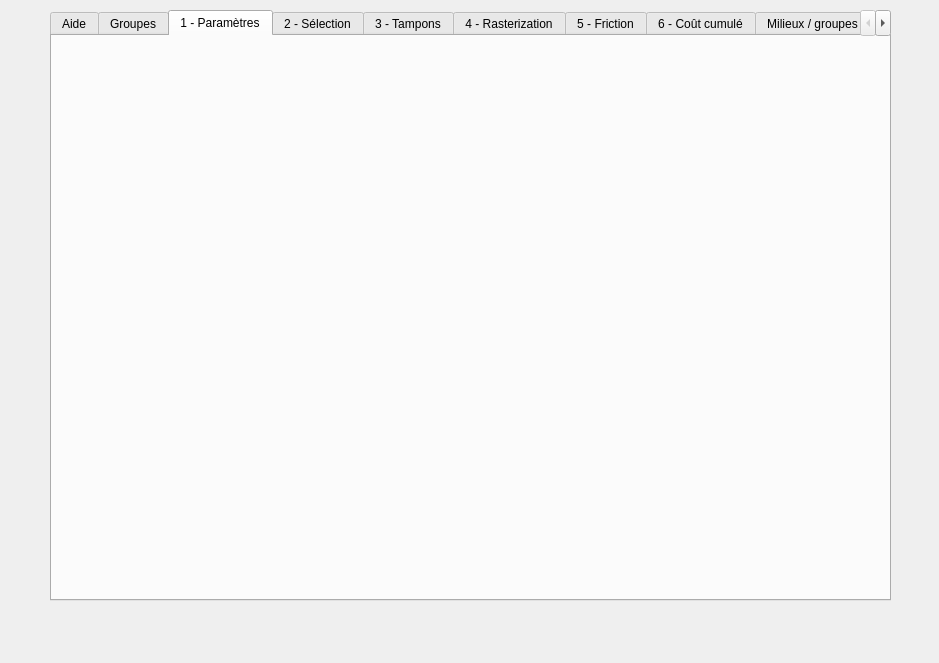
Before: the Qt Designer form eco_cont_dialog_base.ui in MathieuChailloux/BioDispersal, drawn with Qt 5.
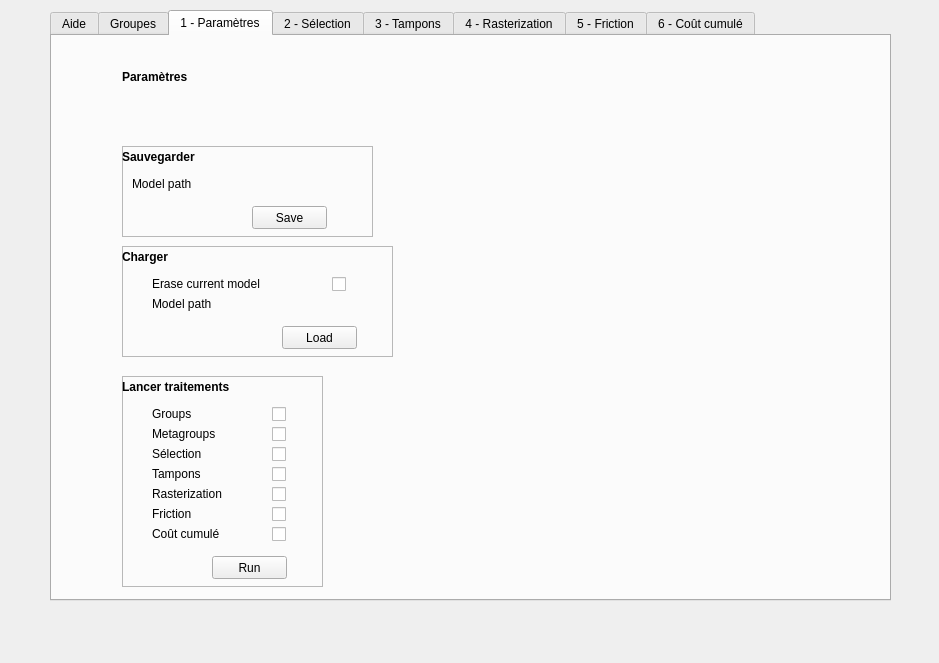
After: the same form once the commit is applied. The open tabs and pages were chosen to show the change. Custom widgets are drawn as their Qt base class.

Commit message: Implementing saveModel feature

```diff
--- a/eco_cont_dialog_base.ui
+++ b/eco_cont_dialog_base.ui
@@ -366,6 +366,423 @@
     <attribute name="title">
      <string>1 - Paramètres</string>
     </attribute>
+    <widget class="QLabel" name="paramlabel">
+     <property name="geometry">
+      <rect>
+       <x>70</x>
+       <y>30</y>
+       <width>81</width>
+       <height>21</height>
+      </rect>
+     </property>
+     <property name="font">
+      <font>
+       <weight>75</weight>
+       <bold>true</bold>
+      </font>
+     </property>
+     <property name="text">
+      <string>Paramètres</string>
+     </property>
+    </widget>
+    <widget class="QFrame" name="frame_7">
+     <property name="geometry">
+      <rect>
+       <x>70</x>
+       <y>210</y>
+       <width>271</width>
+       <height>111</height>
+      </rect>
+     </property>
+     <property name="frameShape">
+      <enum>QFrame::StyledPanel</enum>
+     </property>
+     <property name="frameShadow">
+      <enum>QFrame::Raised</enum>
+     </property>
+     <widget class="QLabel" name="paramlabel_3">
+      <property name="geometry">
+       <rect>
+        <x>0</x>
+        <y>0</y>
+        <width>81</width>
+        <height>21</height>
+       </rect>
+      </property>
+      <property name="font">
+       <font>
+        <weight>75</weight>
+        <bold>true</bold>
+       </font>
+      </property>
+      <property name="text">
+       <string>Charger</string>
+      </property>
+     </widget>
+     <widget class="QLabel" name="label_23">
+      <property name="geometry">
+       <rect>
+        <x>30</x>
+        <y>50</y>
+        <width>111</width>
+        <height>16</height>
+       </rect>
+      </property>
+      <property name="text">
+       <string>Model path</string>
+      </property>
+     </widget>
+     <widget class="QgsFileWidget" name="loadModelPath">
+      <property name="geometry">
+       <rect>
+        <x>90</x>
+        <y>50</y>
+        <width>141</width>
+        <height>27</height>
+       </rect>
+      </property>
+     </widget>
+     <widget class="QPushButton" name="loadModelButton">
+      <property name="geometry">
+       <rect>
+        <x>160</x>
+        <y>80</y>
+        <width>75</width>
+        <height>23</height>
+       </rect>
+      </property>
+      <property name="text">
+       <string>Load</string>
+      </property>
+     </widget>
+     <widget class="QCheckBox" name="checkBox">
+      <property name="geometry">
+       <rect>
+        <x>210</x>
+        <y>30</y>
+        <width>16</width>
+        <height>17</height>
+       </rect>
+      </property>
+      <property name="text">
+       <string/>
+      </property>
+     </widget>
+     <widget class="QLabel" name="label_22">
+      <property name="geometry">
+       <rect>
+        <x>30</x>
+        <y>30</y>
+        <width>111</width>
+        <height>16</height>
+       </rect>
+      </property>
+      <property name="text">
+       <string>Erase current model</string>
+      </property>
+     </widget>
+    </widget>
+    <widget class="QFrame" name="frame_8">
+     <property name="geometry">
+      <rect>
+       <x>70</x>
+       <y>340</y>
+       <width>201</width>
+       <height>211</height>
+      </rect>
+     </property>
+     <property name="frameShape">
+      <enum>QFrame::StyledPanel</enum>
+     </property>
+     <property name="frameShadow">
+      <enum>QFrame::Raised</enum>
+     </property>
+     <widget class="QLabel" name="paramlabel_4">
+      <property name="geometry">
+       <rect>
+        <x>0</x>
+        <y>0</y>
+        <width>121</width>
+        <height>21</height>
+       </rect>
+      </property>
+      <property name="font">
+       <font>
+        <weight>75</weight>
+        <bold>true</bold>
+       </font>
+      </property>
+      <property name="text">
+       <string>Lancer traitements</string>
+      </property>
+     </widget>
+     <widget class="QCheckBox" name="runGroupCB">
+      <property name="geometry">
+       <rect>
+        <x>150</x>
+        <y>30</y>
+        <width>16</width>
+        <height>17</height>
+       </rect>
+      </property>
+      <property name="text">
+       <string/>
+      </property>
+     </widget>
+     <widget class="QLabel" name="label_24">
+      <property name="geometry">
+       <rect>
+        <x>30</x>
+        <y>30</y>
+        <width>111</width>
+        <height>16</height>
+       </rect>
+      </property>
+      <property name="text">
+       <string>Groups</string>
+      </property>
+     </widget>
+     <widget class="QLabel" name="label_35">
+      <property name="geometry">
+       <rect>
+        <x>30</x>
+        <y>50</y>
+        <width>111</width>
+        <height>16</height>
+       </rect>
+      </property>
+      <property name="text">
+       <string>Metagroups</string>
+      </property>
+     </widget>
+     <widget class="QCheckBox" name="runMetagroupCB">
+      <property name="geometry">
+       <rect>
+        <x>150</x>
+        <y>50</y>
+        <width>16</width>
+        <height>17</height>
+       </rect>
+      </property>
+      <property name="text">
+       <string/>
+      </property>
+     </widget>
+     <widget class="QLabel" name="label_36">
+      <property name="geometry">
+       <rect>
+        <x>30</x>
+        <y>70</y>
+        <width>111</width>
+        <height>16</height>
+       </rect>
+      </property>
+      <property name="text">
+       <string>Sélection</string>
+      </property>
+     </widget>
+     <widget class="QCheckBox" name="runSelectionCB">
+      <property name="geometry">
+       <rect>
+        <x>150</x>
+        <y>70</y>
+        <width>16</width>
+        <height>17</height>
+       </rect>
+      </property>
+      <property name="text">
+       <string/>
+      </property>
+     </widget>
+     <widget class="QLabel" name="label_37">
+      <property name="geometry">
+       <rect>
+        <x>30</x>
+        <y>90</y>
+        <width>111</width>
+        <height>16</height>
+       </rect>
+      </property>
+      <property name="text">
+       <string>Tampons</string>
+      </property>
+     </widget>
+     <widget class="QCheckBox" name="runTamponCB">
+      <property name="geometry">
+       <rect>
+        <x>150</x>
+        <y>90</y>
+        <width>16</width>
+        <height>17</height>
+       </rect>
+      </property>
+      <property name="text">
+       <string/>
+      </property>
+     </widget>
+     <widget class="QLabel" name="label_38">
+      <property name="geometry">
+       <rect>
+        <x>30</x>
+        <y>110</y>
+        <width>111</width>
+        <height>16</height>
+       </rect>
+      </property>
+      <property name="text">
+       <string>Rasterization</string>
+      </property>
+     </widget>
+     <widget class="QCheckBox" name="runRasterizationCB">
+      <property name="geometry">
+       <rect>
+        <x>150</x>
+        <y>110</y>
+        <width>16</width>
+        <height>17</height>
+       </rect>
+      </property>
+      <property name="text">
+       <string/>
+      </property>
+     </widget>
+     <widget class="QLabel" name="label_39">
+      <property name="geometry">
+       <rect>
+        <x>30</x>
+        <y>130</y>
+        <width>111</width>
+        <height>16</height>
+       </rect>
+      </property>
+      <property name="text">
+       <string>Friction</string>
+      </property>
+     </widget>
+     <widget class="QCheckBox" name="runFrictionCB">
+      <property name="geometry">
+       <rect>
+        <x>150</x>
+        <y>130</y>
+        <width>16</width>
+        <height>17</height>
+       </rect>
+      </property>
+      <property name="text">
+       <string/>
+      </property>
+     </widget>
+     <widget class="QLabel" name="label_40">
+      <property name="geometry">
+       <rect>
+        <x>30</x>
+        <y>150</y>
+        <width>111</width>
+        <height>16</height>
+       </rect>
+      </property>
+      <property name="text">
+       <string>Coût cumulé</string>
+      </property>
+     </widget>
+     <widget class="QCheckBox" name="runCostCB">
+      <property name="geometry">
+       <rect>
+        <x>150</x>
+        <y>150</y>
+        <width>16</width>
+        <height>17</height>
+       </rect>
+      </property>
+      <property name="text">
+       <string/>
+      </property>
+     </widget>
+     <widget class="QPushButton" name="pushButton">
+      <property name="geometry">
+       <rect>
+        <x>90</x>
+        <y>180</y>
+        <width>75</width>
+        <height>23</height>
+       </rect>
+      </property>
+      <property name="text">
+       <string>Run</string>
+      </property>
+     </widget>
+    </widget>
+    <widget class="QFrame" name="frame_9">
+     <property name="geometry">
+      <rect>
+       <x>70</x>
+       <y>110</y>
+       <width>251</width>
+       <height>91</height>
+      </rect>
+     </property>
+     <property name="frameShape">
+      <enum>QFrame::StyledPanel</enum>
+     </property>
+     <property name="frameShadow">
+      <enum>QFrame::Raised</enum>
+     </property>
+     <widget class="QLabel" name="paramlabel_2">
+      <property name="geometry">
+       <rect>
+        <x>0</x>
+        <y>0</y>
+        <width>81</width>
+        <height>21</height>
+       </rect>
+      </property>
+      <property name="font">
+       <font>
+        <weight>75</weight>
+        <bold>true</bold>
+       </font>
+      </property>
+      <property name="text">
+       <string>Sauvegarder</string>
+      </property>
+     </widget>
+     <widget class="QgsFileWidget" name="saveModelPath">
+      <property name="geometry">
+       <rect>
+        <x>70</x>
+        <y>30</y>
+        <width>141</width>
+        <height>27</height>
+       </rect>
+      </property>
+     </widget>
+     <widget class="QLabel" name="label_41">
+      <property name="geometry">
+       <rect>
+        <x>10</x>
+        <y>30</y>
+        <width>111</width>
+        <height>16</height>
+       </rect>
+      </property>
+      <property name="text">
+       <string>Model path</string>
+      </property>
+     </widget>
+     <widget class="QPushButton" name="saveModelButton">
+      <property name="geometry">
+       <rect>
+        <x>130</x>
+        <y>60</y>
+        <width>75</width>
+        <height>23</height>
+       </rect>
+      </property>
+      <property name="text">
+       <string>Save</string>
+      </property>
+     </widget>
+    </widget>
    </widget>
    <widget class="QWidget" name="tab_3">
     <attribute name="title">
@@ -1429,100 +1846,6 @@
      </property>
     </widget>
    </widget>
-   <widget class="QWidget" name="tab_4">
-    <attribute name="title">
-     <string>Milieux / groupes</string>
-    </attribute>
-    <widget class="QTableWidget" name="groupTable">
-     <property name="geometry">
-      <rect>
-       <x>120</x>
-       <y>100</y>
-       <width>331</width>
-       <height>192</height>
-      </rect>
-     </property>
-     <column>
-      <property name="text">
-       <string>Identifiant</string>
-      </property>
-     </column>
-     <column>
-      <property name="text">
-       <string>Nom complet</string>
-      </property>
-     </column>
-    </widget>
-    <widget class="QPushButton" name="buttonRemoveGroup">
-     <property name="geometry">
-      <rect>
-       <x>370</x>
-       <y>270</y>
-       <width>75</width>
-       <height>23</height>
-      </rect>
-     </property>
-     <property name="text">
-      <string>Remove</string>
-     </property>
-    </widget>
-    <widget class="QPushButton" name="buttonAddGroup">
-     <property name="geometry">
-      <rect>
-       <x>280</x>
-       <y>270</y>
-       <width>75</width>
-       <height>23</height>
-      </rect>
-     </property>
-     <property name="text">
-      <string>Add</string>
-     </property>
-    </widget>
-    <widget class="QPushButton" name="buttonSaveGroups">
-     <property name="geometry">
-      <rect>
-       <x>370</x>
-       <y>310</y>
-       <width>75</width>
-       <height>23</height>
-      </rect>
-     </property>
-     <property name="text">
-      <string>Save Groups</string>
-     </property>
-    </widget>
-   </widget>
-   <widget class="QWidget" name="tab_6">
-    <attribute name="title">
-     <string>Page</string>
-    </attribute>
-    <widget class="QTableView" name="dlgTableView">
-     <property name="geometry">
-      <rect>
-       <x>130</x>
-       <y>80</y>
-       <width>361</width>
-       <height>311</height>
-      </rect>
-     </property>
-    </widget>
-   </widget>
-   <widget class="QWidget" name="tab_7">
-    <attribute name="title">
-     <string>Page</string>
-    </attribute>
-    <widget class="QTableView" name="tableViewSql">
-     <property name="geometry">
-      <rect>
-       <x>140</x>
-       <y>110</y>
-       <width>361</width>
-       <height>311</height>
-      </rect>
-     </property>
-    </widget>
-   </widget>
   </widget>
  </widget>
  <customwidgets>
```
Left out of the diff: 2 changed lines with no effect on the pictures. The commit also changes 7 other files.
